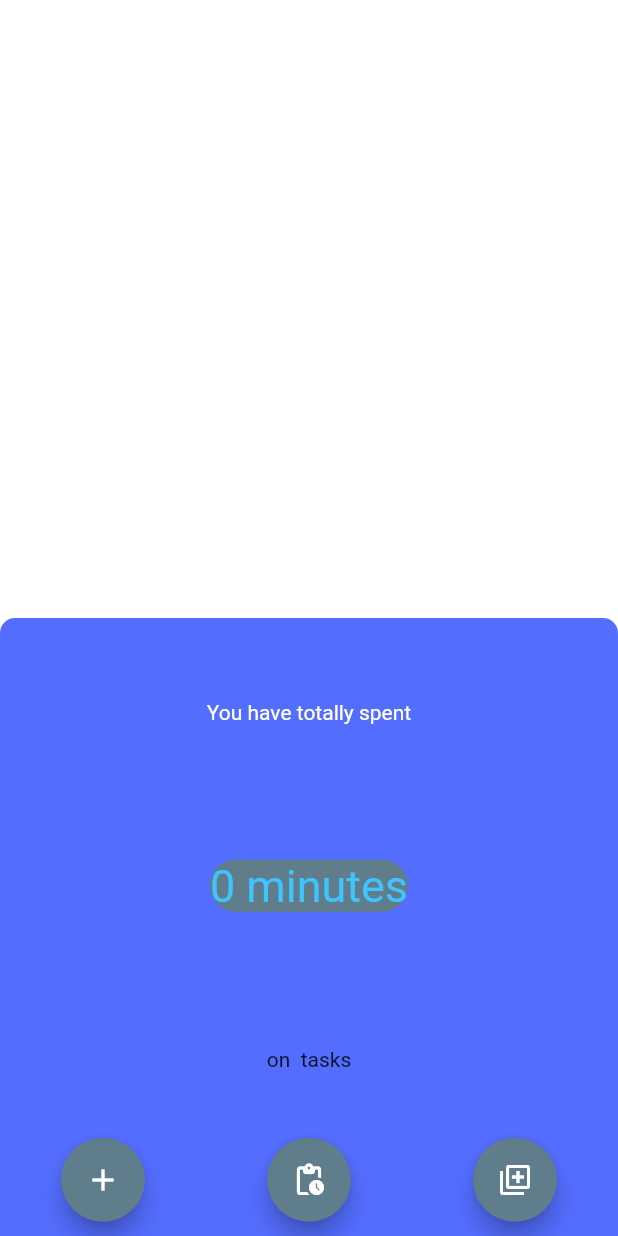
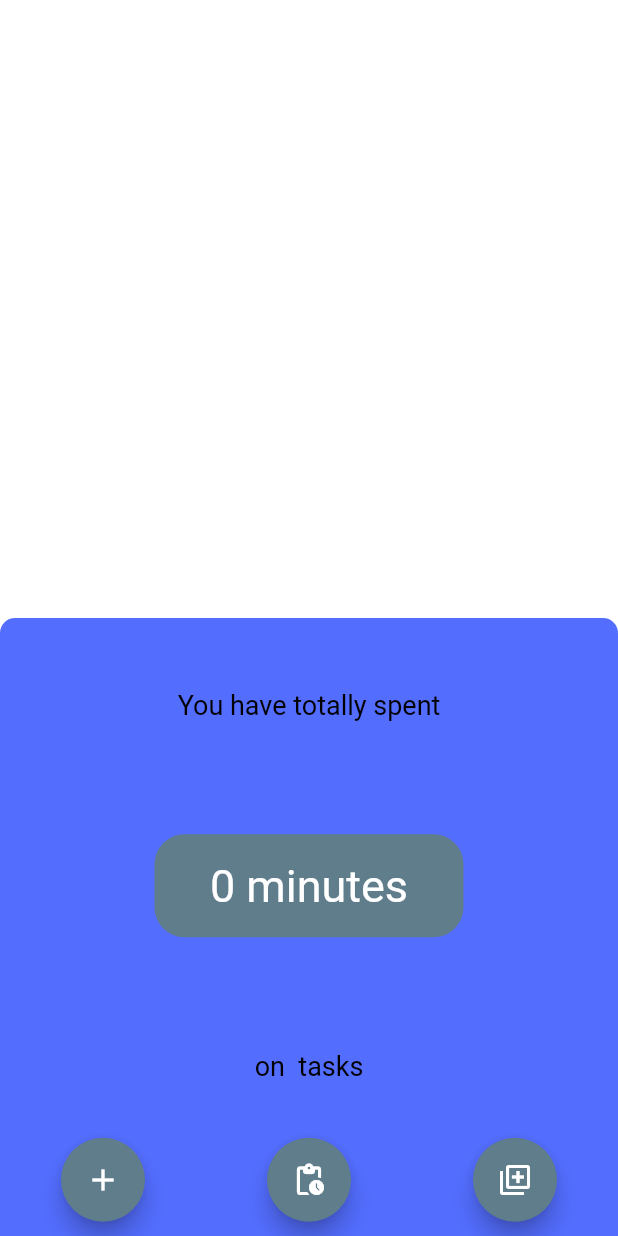
Before and after one commit to egemenongel/todeer, a Flutter app: the ReportWidget screen opened directly with empty values, on a phone screen of 412 x 824 dp. Run offline on Flutter 3.47's test engine with Material 2 defaults, Android fonts, the phone set to English and light mode, and no system bars; our stand-ins replace cloud_firestore, firebase_auth, firebase_core, flutter_slidable; accounts and stored records are empty.

Commit message:
Update report UI

```diff
--- a/lib/widgets/report_widget.dart
+++ b/lib/widgets/report_widget.dart
@@ -38,30 +38,52 @@ class ReportWidget extends StatelessWidget {
               ),
               const Text(
                 "You have totally spent",
-                style: TextStyle(color: Colors.white),
+                style: TextStyle(
+                  color: Colors.black,
+                  fontSize: 18.0,
+                ),
               ),
               const SizedBox(
                 height: 20,
               ),
               Container(
+                height: displayWidth(context) / 6,
+                width: displayWidth(context) / 2,
                 decoration: BoxDecoration(
                     color: Colors.blueGrey,
                     borderRadius: BorderRadius.circular(
                       20.0,
                     )),
-                child: Text(
-                  Provider.of<TaskListManager>(context).total.toString() +
-                      " minutes",
-                  style: const TextStyle(
-                    color: Colors.lightBlueAccent,
-                    fontSize: 30.0,
+                child: Center(
+                  child: Text(
+                    "${context.read<TaskListManager>().total} minutes",
+                    style: const TextStyle(
+                      color: Colors.white,
+                      fontSize: 30.0,
+                    ),
                   ),
                 ),
               ),
               const SizedBox(
                 height: 20,
               ),
-              Text("on $title tasks"),
+              RichText(
+                text: TextSpan(
+                  text: "on ",
+                  style: const TextStyle(
+                    color: Colors.black,
+                    fontSize: 18.0,
+                  ),
+                  children: [
+                    TextSpan(
+                        text: title,
+                        style: const TextStyle(
+                            fontWeight: FontWeight.bold, color: Colors.white)),
+                    const TextSpan(text: " tasks"),
+                  ],
+                ),
+              ),
+              // Text("on $title tasks"),
               Container(
                 height: bottomBar(context),
                 decoration: const BoxDecoration(
```
